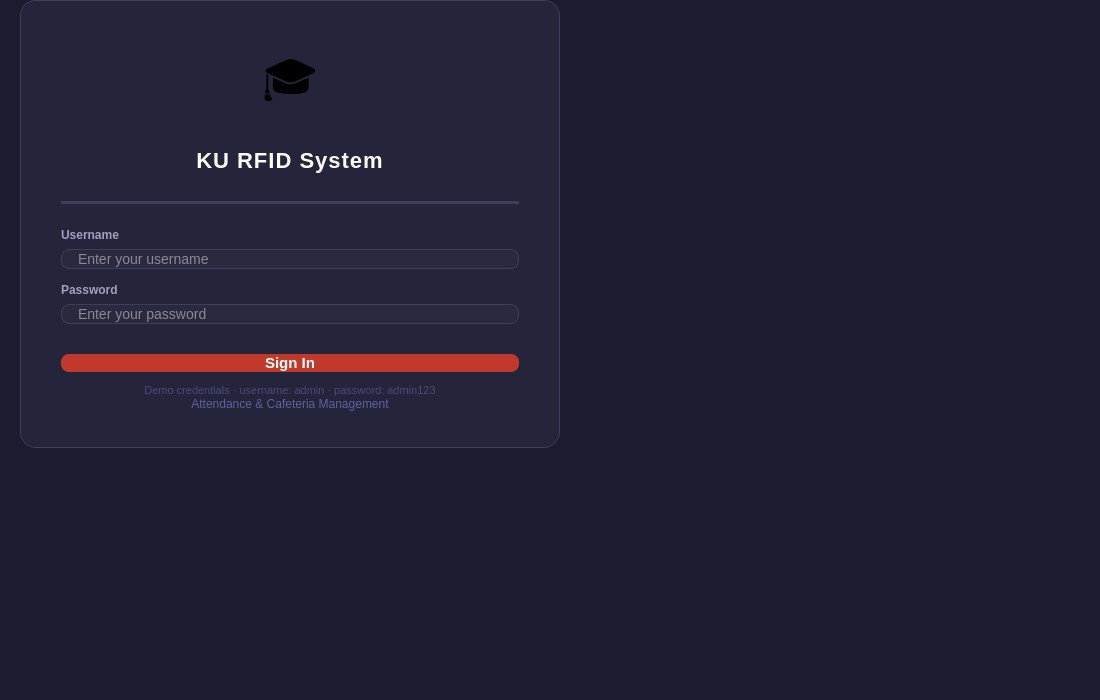
Before: the Qt Designer form ui/LoginPage.ui in LeluchVIBritannia/RFID-based-student-attendence-system-, drawn with Qt 5.
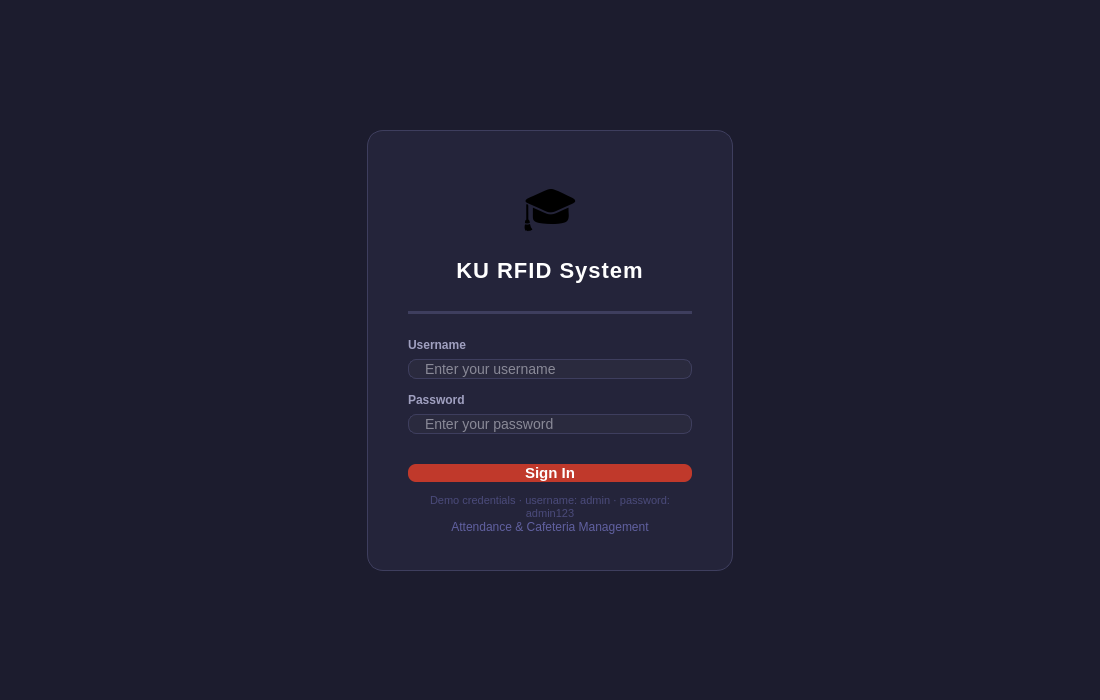
After: the same form once the commit is applied.

```diff
--- a/ui/LoginPage.ui
+++ b/ui/LoginPage.ui
@@ -36,14 +36,14 @@
     <number>0</number>
    </property>
    <item>
-    <spacer name="vSpacerTop">
+    <spacer name="hSpacerLeft">
      <property name="orientation">
-      <enum>Qt::Orientation::Vertical</enum>
+      <enum>Qt::Orientation::Horizontal</enum>
      </property>
      <property name="sizeHint" stdset="0">
       <size>
-       <width>20</width>
-       <height>40</height>
+       <width>40</width>
+       <height>20</height>
       </size>
      </property>
     </spacer>
@@ -53,6 +53,19 @@
      <property name="spacing">
       <number>0</number>
      </property>
+     <item>
+      <spacer name="vSpacerTop">
+       <property name="orientation">
+        <enum>Qt::Orientation::Vertical</enum>
+       </property>
+       <property name="sizeHint" stdset="0">
+        <size>
+         <width>20</width>
+         <height>40</height>
+        </size>
+       </property>
+      </spacer>
+     </item>
      <item>
       <widget class="QFrame" name="cardFrame">
        <property name="styleSheet">
@@ -98,19 +111,6 @@
           </property>
          </widget>
         </item>
-        <item>
-         <spacer name="hSpacerLeft">
-          <property name="orientation">
-           <enum>Qt::Orientation::Horizontal</enum>
-          </property>
-          <property name="sizeHint" stdset="0">
-           <size>
-            <width>40</width>
-            <height>20</height>
-           </size>
-          </property>
-         </spacer>
-        </item>
         <item>
          <spacer name="sp1">
           <property name="orientation">
```
